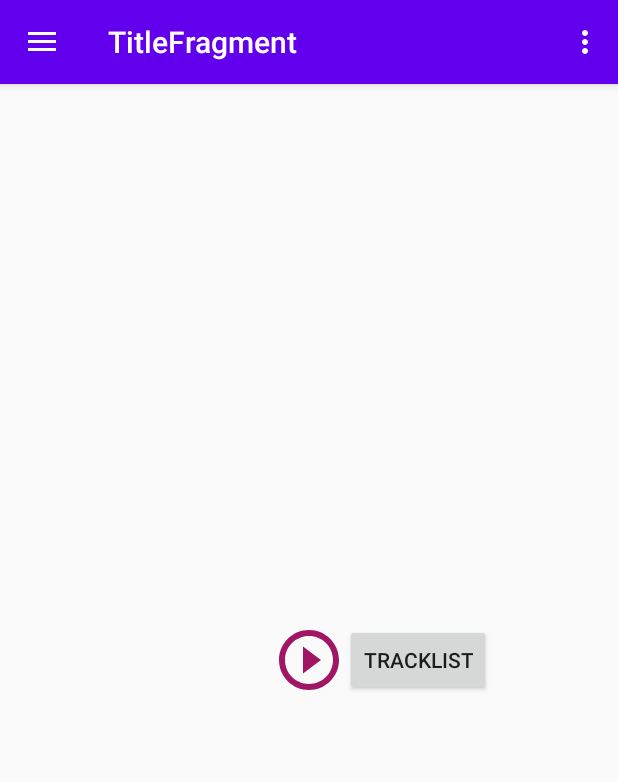
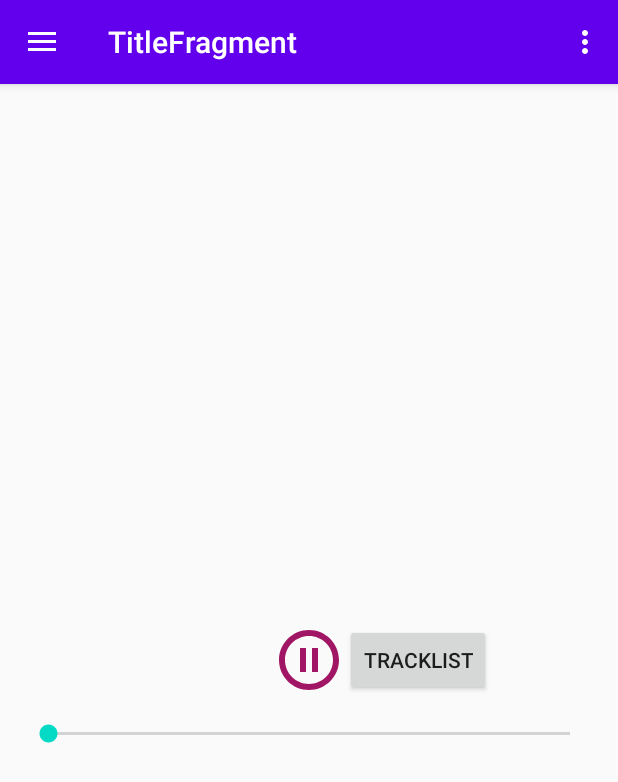
Before and after one commit to cnuptak/PlaymixAndroid, an Android app: the screen it shows after launch (MainActivity), after a tap on an icon or button, on a phone screen of 412 x 824 dp. Shown: the top 782 px of the screen. Run offline under Robolectric (Android 15) with nearby library versions, the phone set to English and light mode, and no system bars; our stand-ins replace Timber, data binding, navigation-ui; 2 statements that could not run were skipped.

Commit message:
fix some issues

```diff
--- a/app/src/main/java/com/example/playmixandroid/MainActivity.kt
+++ b/app/src/main/java/com/example/playmixandroid/MainActivity.kt
@@ -14,6 +14,7 @@ import com.example.playmixandroid.databinding.ActivityMainBinding
 import timber.log.Timber
 import android.widget.Button
 import android.widget.Toast
+import android.widget.SeekBar
 
 
 class MainActivity : AppCompatActivity() {
@@ -39,16 +40,30 @@ class MainActivity : AppCompatActivity() {
         }
 
         mediaPlayer = MediaPlayer.create(this, R.raw.april)
-
-
         mediaPlayer?.setOnPreparedListener {
             println("Ready to go")
             val playButton: Button = findViewById(R.id.play_button)
             playButton.setOnClickListener {
-                mediaPlayer?.start()
-                Toast.makeText(this, "Playing the file", Toast.LENGTH_SHORT).show()
+                if (mediaPlayer?.isPlaying()!!) {
+                    mediaPlayer?.pause();
+                    playButton.setBackgroundResource(R.drawable.ic_play_circle_outline_black_24dp)
+                    Toast.makeText(this, "Pause", Toast.LENGTH_SHORT).show()
+                } else {
+                    mediaPlayer?.start()
+                    playButton.setBackgroundResource(R.drawable.ic_pause_circle_outline_black_24dp)
+                    Toast.makeText(this, "Playing the file", Toast.LENGTH_SHORT).show()
+                }
+
             }
         }
+//        mediaPlayer?.setOnPreparedListener {
+//            println("Ready to go")
+//            val playButton: Button = findViewById(R.id.play_button)
+//            playButton.setOnClickListener {
+//                mediaPlayer?.start()
+//                Toast.makeText(this, "Playing the file", Toast.LENGTH_SHORT).show()
+//            }
+//        }
         trackTimer = TrackTimer(this.lifecycle)
     }
 
--- a/app/src/main/res/layout/fragment_title.xml
+++ b/app/src/main/res/layout/fragment_title.xml
@@ -29,15 +29,30 @@
             android:layout_marginBottom="16dp"
             app:layout_constraintBottom_toBottomOf="parent"/>
 
+
     <Button
             android:layout_width="wrap_content"
             android:layout_height="wrap_content"
             android:id="@+id/TracklistButton"
             tools:text="@string/tracklistbutton"
-            app:layout_constraintStart_toEndOf="@+id/play_button"
             app:layout_constraintTop_toTopOf="parent"
             app:layout_constraintBottom_toBottomOf="parent"
-            android:text="@string/tracklistbutton"/>
+            android:text="@string/tracklistbutton"
+            app:layout_constraintEnd_toEndOf="parent"
+            app:layout_constraintStart_toEndOf="@+id/play_button"
+            app:layout_constraintHorizontal_bias="0.0"/>
+
+    <SeekBar
+            android:layout_width="0dp"
+            android:layout_height="wrap_content"
+            android:id="@+id/seekBar2"
+            app:layout_constraintTop_toBottomOf="@+id/play_button"
+            android:layout_marginTop="16dp"
+            app:layout_constraintEnd_toEndOf="parent"
+            app:layout_constraintStart_toStartOf="parent"
+            android:layout_marginStart="16dp"
+            android:layout_marginEnd="16dp"/>
+
 </androidx.constraintlayout.widget.ConstraintLayout>
 
 </layout>
```
